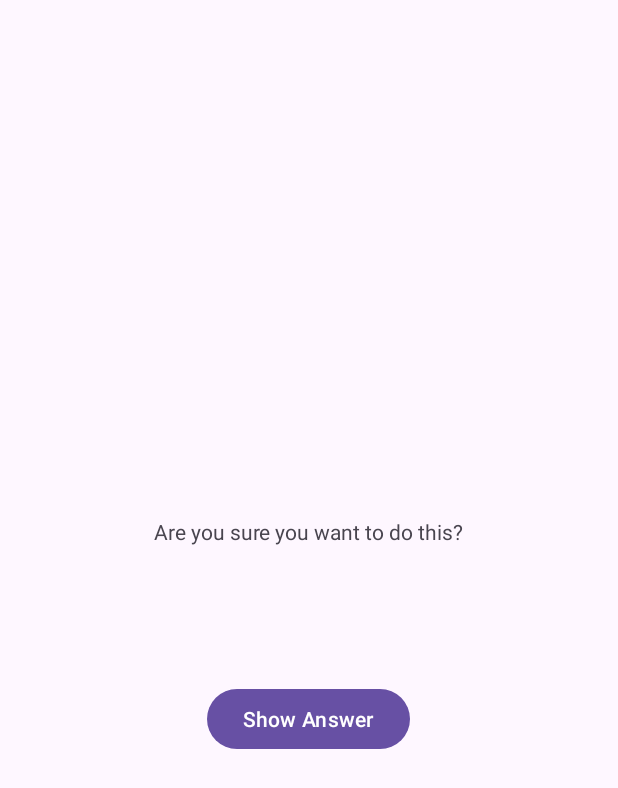
After one commit to 6cylinders/GeoQuizLB, an Android app: the CheatActivity screen opened directly, with no data from a screen before it, on a phone screen of 412 x 824 dp. The commit adds this screen. Shown: the top 788 px of the screen. Run offline under Robolectric (Android 15) with nearby library versions, the phone set to English and light mode, and no system bars.

Commit message:
unstable cheat button

```diff
--- a/app/src/main/AndroidManifest.xml
+++ b/app/src/main/AndroidManifest.xml
@@ -13,6 +13,9 @@
         android:theme="@style/Theme.GeoQuizLB"
         tools:targetApi="31">
         <activity
+            android:name=".CheatActivity"
+            android:exported="false" />
+        <activity
             android:name=".MainActivity"
             android:exported="true">
             <intent-filter>
--- /dev/null
+++ b/app/src/main/java/com/example/geoquizlb/CheatActivity.kt
@@ -0,0 +1,50 @@
+package com.example.geoquizlb
+
+import android.os.Bundle
+import androidx.activity.enableEdgeToEdge
+import androidx.appcompat.app.AppCompatActivity
+import androidx.core.view.ViewCompat
+import androidx.core.view.WindowInsetsCompat
+import com.example.geoquizlb.databinding.ActivityCheatBinding
+import android.content.Intent
+import android.content.Context
+
+private const val EXTRA_ANSWER_IS_TRUE =
+    "com.example.geoquizlb.MainActivity.answer_is_true"
+
+class CheatActivity : AppCompatActivity() {
+
+    private lateinit var binding: ActivityCheatBinding
+
+    private var answerIsTrue = false
+
+    override fun onCreate(savedInstanceState: Bundle?) {
+        super.onCreate(savedInstanceState)
+        enableEdgeToEdge()
+        binding = ActivityCheatBinding.inflate(layoutInflater)
+        setContentView(binding.root)
+        answerIsTrue = intent.getBooleanExtra(EXTRA_ANSWER_IS_TRUE, false)
+
+        binding.showAnswerButton.setOnClickListener {
+            val answerText = when {
+                answerIsTrue -> R.string.trueButton
+                else -> R.string.falseButton
+            }
+            binding.answerTextView.setText(answerText)
+        }
+//replace r.main with another id within activity cheat xml
+        ViewCompat.setOnApplyWindowInsetsListener(findViewById(R.id.cheatMain)) { v, insets ->
+            val systemBars = insets.getInsets(WindowInsetsCompat.Type.systemBars())
+            v.setPadding(systemBars.left, systemBars.top, systemBars.right, systemBars.bottom)
+            insets
+        }
+    }
+
+    companion object {
+        fun newIntent(packageContext: Context, answerIsTrue: Boolean): Intent {
+            return Intent(packageContext, CheatActivity::class.java).apply {
+                putExtra(EXTRA_ANSWER_IS_TRUE, answerIsTrue)
+            }
+        }
+    }
+}
--- /dev/null
+++ b/app/src/main/res/layout/activity_cheat.xml
@@ -0,0 +1,26 @@
+<?xml version="1.0" encoding="utf-8"?>
+<LinearLayout xmlns:android="http://schemas.android.com/apk/res/android"
+    xmlns:tools="http://schemas.android.com/tools"
+    android:id="@+id/cheatMain"
+    android:layout_width="match_parent"
+    android:layout_height="match_parent"
+    android:gravity="center"
+    android:orientation="vertical"
+    tools:context="com.example.geoquizlb.CheatActivity">
+    <TextView
+        android:layout_width="wrap_content"
+        android:layout_height="wrap_content"
+        android:padding="24dp"
+        android:text="@string/warning_text"/>
+    <TextView
+        android:id="@+id/answer_text_view"
+        android:layout_width="wrap_content"
+        android:layout_height="wrap_content"
+        android:padding="24dp"
+        tools:text="Answer"/>
+    <Button
+        android:id="@+id/show_answer_button"
+        android:layout_width="wrap_content"
+        android:layout_height="wrap_content"
+        android:text="@string/show_answer_button"/>
+</LinearLayout>
```
Also changed, not shown: app/src/main/java/com/example/geoquizlb/MainActivity.kt (+8 -0 lines), app/src/main/res/layout/activity_main.xml (+7 -0 lines).
